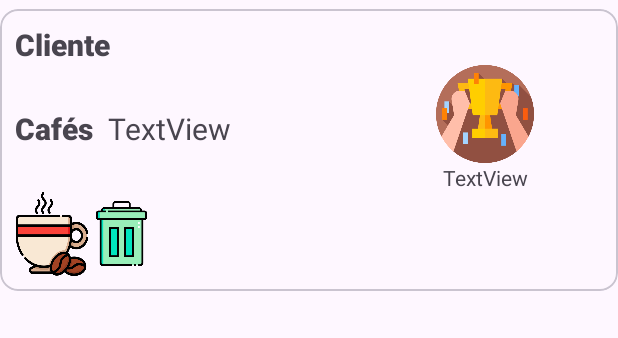
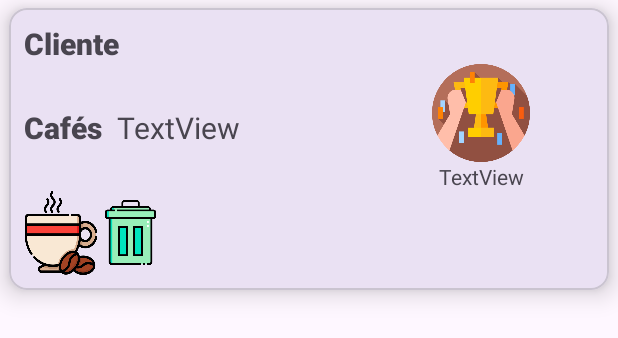
Before and after one commit to JSenen/ANDROID_PagoYo, an Android app: the layout rcview_mainlist_items.xml on its own in the app's theme, with its tools: preview values and no code run, on a phone screen of 412 x 824 dp. Shown: the top 338 px of the screen. Run offline under Robolectric (Android 15) with nearby library versions, the phone set to English and light mode, and no system bars.

Commit message:
Fronted reciclerview

```diff
--- a/app/src/main/res/layout/rcview_mainlist_items.xml
+++ b/app/src/main/res/layout/rcview_mainlist_items.xml
@@ -4,8 +4,11 @@
     xmlns:tools="http://schemas.android.com/tools"
     android:layout_width="match_parent"
     android:layout_height="wrap_content"
-    android:layout_marginTop="6dp"
+    android:layout_marginTop="5dp"
     android:orientation="vertical"
+    android:layout_marginLeft="6dp"
+    android:layout_marginRight="6dp"
+    app:cardElevation="10dp"
     android:padding="10dp"
     android:paddingBottom="8dp">
 
```
